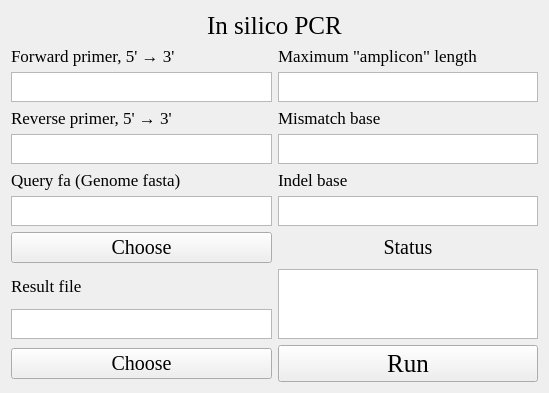
Above: PCR.ui from hzaurzli/MicroWorldOmics before the change. Below: the same form after it.
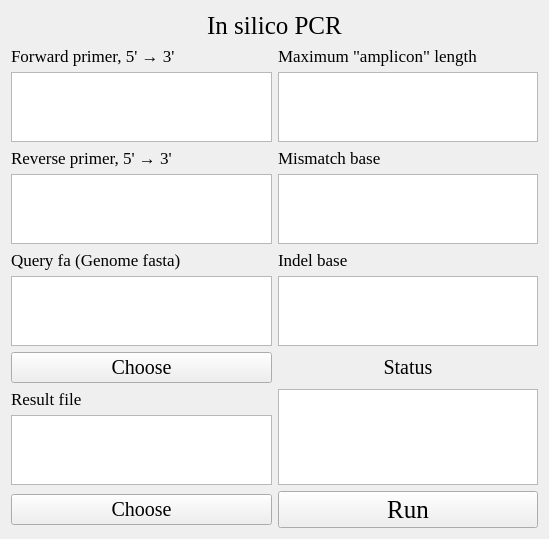
That is the form after the change. Icons and pictures are not drawn.

```diff
--- a/PCR.ui
+++ b/PCR.ui
@@ -41,7 +41,7 @@
      <item row="3" column="0">
       <widget class="QLabel" name="label_7">
        <property name="sizePolicy">
-        <sizepolicy hsizetype="Expanding" vsizetype="Expanding">
+        <sizepolicy hsizetype="Expanding" vsizetype="Preferred">
          <horstretch>0</horstretch>
          <verstretch>0</verstretch>
         </sizepolicy>
@@ -60,7 +60,7 @@
      <item row="5" column="0">
       <widget class="QLabel" name="label_8">
        <property name="sizePolicy">
-        <sizepolicy hsizetype="Expanding" vsizetype="Expanding">
+        <sizepolicy hsizetype="Expanding" vsizetype="Preferred">
          <horstretch>0</horstretch>
          <verstretch>0</verstretch>
         </sizepolicy>
@@ -79,7 +79,7 @@
      <item row="10" column="0">
       <widget class="QLabel" name="label_9">
        <property name="sizePolicy">
-        <sizepolicy hsizetype="Expanding" vsizetype="Expanding">
+        <sizepolicy hsizetype="Expanding" vsizetype="Preferred">
          <horstretch>0</horstretch>
          <verstretch>0</verstretch>
         </sizepolicy>
@@ -98,7 +98,7 @@
      <item row="2" column="0">
       <widget class="QTextEdit" name="textEdit_4">
        <property name="sizePolicy">
-        <sizepolicy hsizetype="Expanding" vsizetype="MinimumExpanding">
+        <sizepolicy hsizetype="Expanding" vsizetype="Expanding">
          <horstretch>0</horstretch>
          <verstretch>0</verstretch>
         </sizepolicy>
@@ -106,7 +106,7 @@
        <property name="maximumSize">
         <size>
          <width>16777215</width>
-         <height>30</height>
+         <height>16777215</height>
         </size>
        </property>
        <property name="styleSheet">
@@ -117,7 +117,7 @@
      <item row="2" column="1">
       <widget class="QTextEdit" name="textEdit">
        <property name="sizePolicy">
-        <sizepolicy hsizetype="Expanding" vsizetype="MinimumExpanding">
+        <sizepolicy hsizetype="Expanding" vsizetype="Expanding">
          <horstretch>0</horstretch>
          <verstretch>0</verstretch>
         </sizepolicy>
@@ -125,7 +125,7 @@
        <property name="maximumSize">
         <size>
          <width>16777215</width>
-         <height>30</height>
+         <height>16777215</height>
         </size>
        </property>
        <property name="styleSheet">
@@ -193,7 +193,7 @@
      <item row="4" column="1">
       <widget class="QTextEdit" name="textEdit_2">
        <property name="sizePolicy">
-        <sizepolicy hsizetype="Expanding" vsizetype="MinimumExpanding">
+        <sizepolicy hsizetype="Expanding" vsizetype="Expanding">
          <horstretch>0</horstretch>
          <verstretch>0</verstretch>
         </sizepolicy>
@@ -201,7 +201,7 @@
        <property name="maximumSize">
         <size>
          <width>16777215</width>
-         <height>30</height>
+         <height>16777215</height>
         </size>
        </property>
        <property name="styleSheet">
@@ -225,7 +225,7 @@
      <item row="6" column="0">
       <widget class="QTextBrowser" name="textBrowser_2">
        <property name="sizePolicy">
-        <sizepolicy hsizetype="Expanding" vsizetype="MinimumExpanding">
+        <sizepolicy hsizetype="Expanding" vsizetype="Expanding">
          <horstretch>0</horstretch>
          <verstretch>0</verstretch>
         </sizepolicy>
@@ -233,7 +233,7 @@
        <property name="maximumSize">
         <size>
          <width>16777215</width>
-         <height>30</height>
+         <height>16777215</height>
         </size>
        </property>
        <property name="styleSheet">
@@ -244,7 +244,7 @@
      <item row="11" column="0">
       <widget class="QTextBrowser" name="textBrowser_3">
        <property name="sizePolicy">
-        <sizepolicy hsizetype="Expanding" vsizetype="MinimumExpanding">
+        <sizepolicy hsizetype="Expanding" vsizetype="Expanding">
          <horstretch>0</horstretch>
          <verstretch>0</verstretch>
         </sizepolicy>
@@ -252,7 +252,7 @@
        <property name="maximumSize">
         <size>
          <width>16777215</width>
-         <height>30</height>
+         <height>16777215</height>
         </size>
        </property>
        <property name="styleSheet">
@@ -295,7 +295,7 @@
      <item row="4" column="0">
       <widget class="QTextEdit" name="textEdit_5">
        <property name="sizePolicy">
-        <sizepolicy hsizetype="Expanding" vsizetype="MinimumExpanding">
+        <sizepolicy hsizetype="Expanding" vsizetype="Expanding">
          <horstretch>0</horstretch>
          <verstretch>0</verstretch>
         </sizepolicy>
@@ -303,7 +303,7 @@
        <property name="maximumSize">
         <size>
          <width>16777215</width>
-         <height>30</height>
+         <height>16777215</height>
         </size>
        </property>
        <property name="styleSheet">
@@ -314,7 +314,7 @@
      <item row="6" column="1">
       <widget class="QTextEdit" name="textEdit_3">
        <property name="sizePolicy">
-        <sizepolicy hsizetype="Expanding" vsizetype="MinimumExpanding">
+        <sizepolicy hsizetype="Expanding" vsizetype="Expanding">
          <horstretch>0</horstretch>
          <verstretch>0</verstretch>
         </sizepolicy>
@@ -322,7 +322,7 @@
        <property name="maximumSize">
         <size>
          <width>16777215</width>
-         <height>30</height>
+         <height>16777215</height>
         </size>
        </property>
        <property name="styleSheet">
```
Left out of the diff: 2 changed lines with no effect on the pictures.
